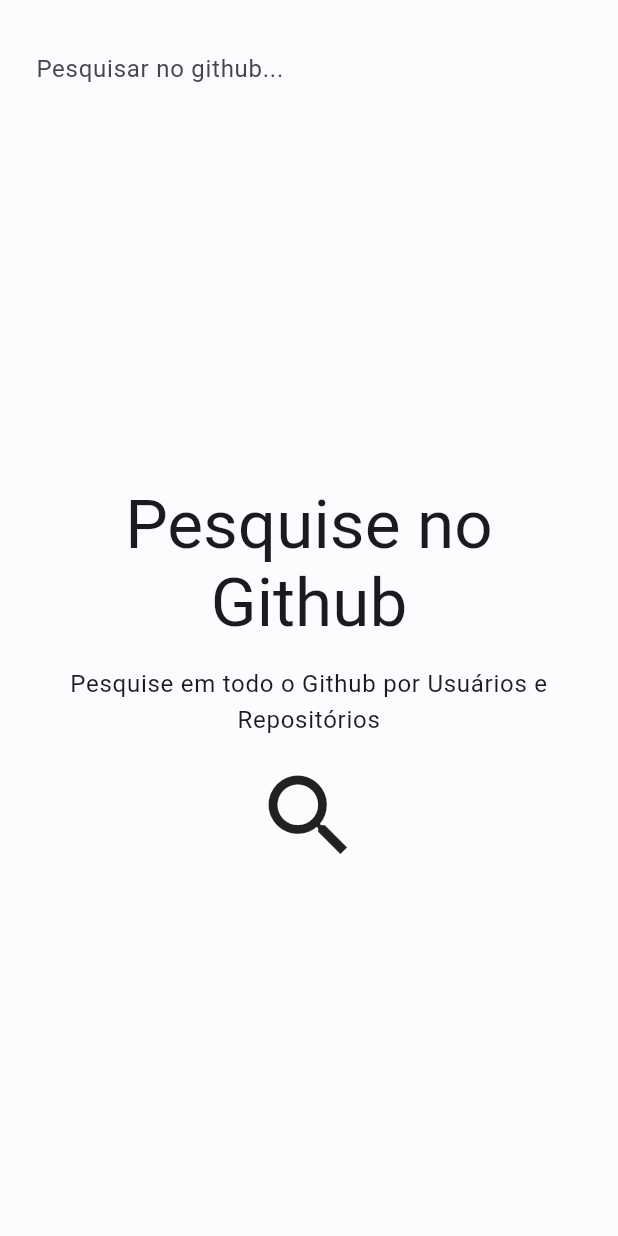
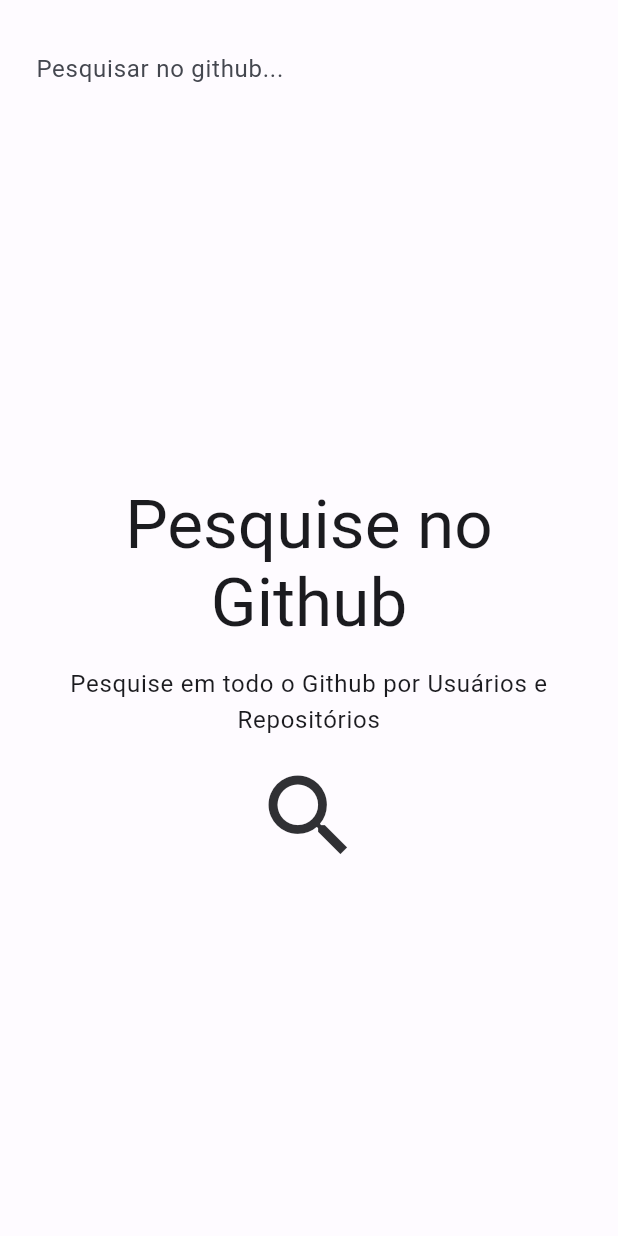
Before and after one commit to fldnascimento/git_search, a Flutter app: the screen it shows after launch, on a phone screen of 412 x 824 dp. Run offline on Flutter 3.47's test engine with Material 2 defaults, Android fonts, the light colour scheme and no system bars; our stand-ins replace dio, equatable, get_it, go_router, result_dart.

Commit message:
adjusted color icons

```diff
--- a/lib/src/presenter/pages/search_page.dart
+++ b/lib/src/presenter/pages/search_page.dart
@@ -79,7 +79,11 @@
                               textAlign: TextAlign.center,
                             ),
                             const SizedBox(height: Spacing.stackMedium),
-                            const Icon(Icons.search, size: Sizes.mega),
+                            Icon(
+                              Icons.search,
+                              size: Sizes.mega,
+                              color: context.colorScheme.inverseSurface,
+                            ),
                           ],
                         ),
                       ),
--- a/lib/src/presenter/widgets/search_option_widget.dart
+++ b/lib/src/presenter/widgets/search_option_widget.dart
@@ -24,7 +24,11 @@
       onTap: onTap,
       child: Row(
         children: [
-          Icon(icon, size: Sizes.large),
+          Icon(
+            icon,
+            size: Sizes.large,
+            color: context.colorScheme.inverseSurface,
+          ),
           const SizedBox(width: Spacing.inlineMedium),
           Expanded(
             child: Text(
```
